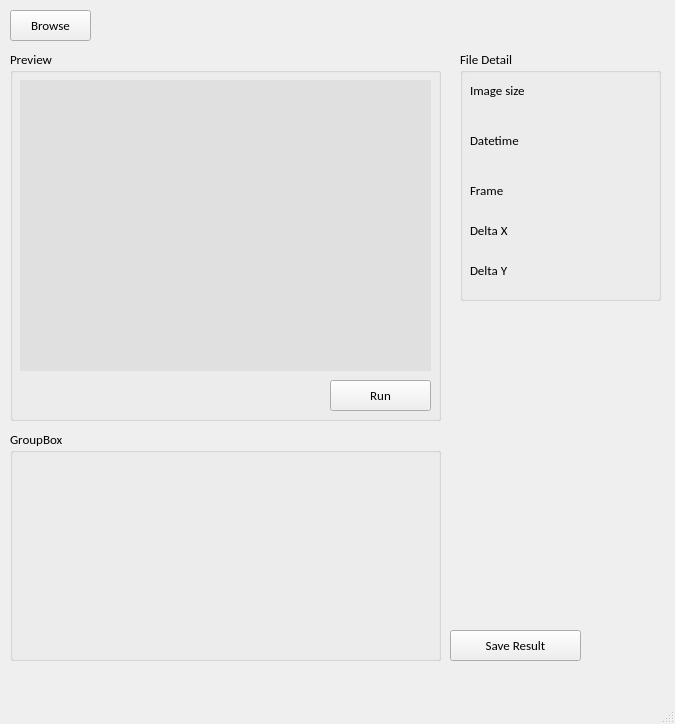
doraduan12/Speckle_Tracking, file main.ui: the form before one commit.
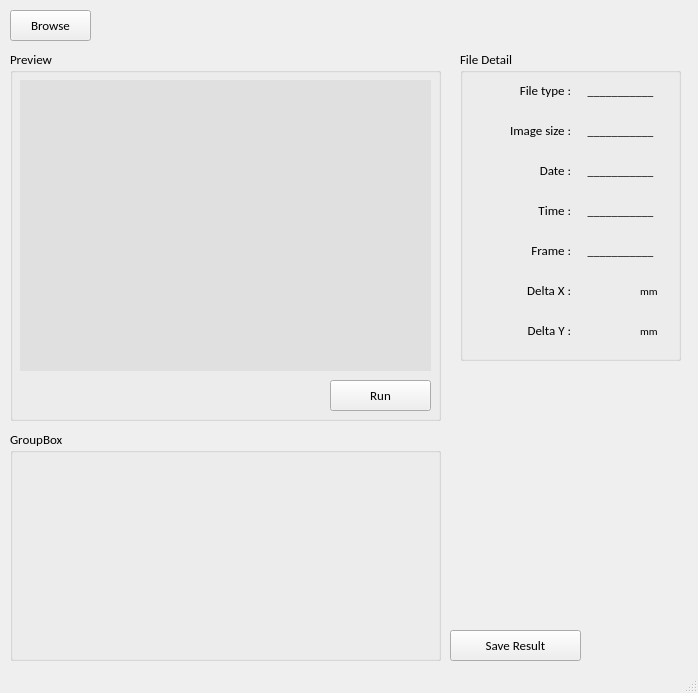
The form after the commit.

Commit message:
20200301 12:36 1. 完成檔案讀取 2. 連接 Run Button
TODO
1. 讀取錯誤的 message box
2. Run 內容
3. pyqt5 死雞問題

What changed in the file:
```diff
--- a/main.ui
+++ b/main.ui
@@ -6,8 +6,8 @@
    <rect>
     <x>0</x>
     <y>0</y>
-    <width>675</width>
-    <height>724</height>
+    <width>698</width>
+    <height>693</height>
    </rect>
   </property>
   <property name="windowTitle">
@@ -38,7 +38,7 @@
      <rect>
       <x>100</x>
       <y>10</y>
-      <width>551</width>
+      <width>581</width>
       <height>31</height>
      </rect>
     </property>
@@ -56,8 +56,8 @@
      <rect>
       <x>460</x>
       <y>50</y>
-      <width>201</width>
-      <height>251</height>
+      <width>221</width>
+      <height>311</height>
      </rect>
     </property>
     <property name="font">
@@ -73,155 +73,71 @@
      <property name="geometry">
       <rect>
        <x>10</x>
-       <y>30</y>
-       <width>81</width>
-       <height>21</height>
-      </rect>
-     </property>
-     <property name="text">
-      <string>Image size</string>
-     </property>
-     <property name="textFormat">
-      <enum>Qt::AutoText</enum>
-     </property>
-     <property name="alignment">
-      <set>Qt::AlignLeading|Qt::AlignLeft|Qt::AlignVCenter</set>
-     </property>
-    </widget>
-    <widget class="QTextBrowser" name="textBrowser_image_size">
-     <property name="geometry">
-      <rect>
-       <x>90</x>
-       <y>30</y>
-       <width>91</width>
-       <height>21</height>
-      </rect>
-     </property>
-     <property name="font">
-      <font>
-       <pointsize>9</pointsize>
-      </font>
-     </property>
-     <property name="styleSheet">
-      <string notr="true">background-color: rgba(255, 255, 255, 0);</string>
-     </property>
-     <property name="inputMethodHints">
-      <set>Qt::ImhMultiLine</set>
-     </property>
-     <property name="verticalScrollBarPolicy">
-      <enum>Qt::ScrollBarAlwaysOff</enum>
-     </property>
-     <property name="horizontalScrollBarPolicy">
-      <enum>Qt::ScrollBarAlwaysOff</enum>
-     </property>
-    </widget>
-    <widget class="QTextBrowser" name="textBrowser_datetime">
-     <property name="geometry">
-      <rect>
-       <x>90</x>
        <y>70</y>
-       <width>91</width>
-       <height>41</height>
+       <width>101</width>
+       <height>21</height>
       </rect>
      </property>
-     <property name="font">
-      <font>
-       <pointsize>9</pointsize>
-      </font>
+     <property name="text">
+      <string>Image size :</string>
      </property>
-     <property name="styleSheet">
-      <string notr="true">background-color: rgba(255, 255, 255, 0);</string>
+     <property name="textFormat">
+      <enum>Qt::AutoText</enum>
      </property>
-     <property name="inputMethodHints">
-      <set>Qt::ImhMultiLine</set>
-     </property>
-     <property name="verticalScrollBarPolicy">
-      <enum>Qt::ScrollBarAlwaysOff</enum>
-     </property>
-     <property name="horizontalScrollBarPolicy">
-      <enum>Qt::ScrollBarAlwaysOff</enum>
+     <property name="alignment">
+      <set>Qt::AlignRight|Qt::AlignTrailing|Qt::AlignVCenter</set>
      </property>
     </widget>
     <widget class="QLabel" name="label_datetime">
      <property name="geometry">
       <rect>
        <x>10</x>
-       <y>80</y>
-       <width>81</width>
+       <y>110</y>
+       <width>101</width>
        <height>21</height>
       </rect>
      </property>
      <property name="text">
-      <string>Datetime</string>
+      <string>Date :</string>
      </property>
      <property name="textFormat">
       <enum>Qt::AutoText</enum>
      </property>
      <property name="alignment">
-      <set>Qt::AlignLeading|Qt::AlignLeft|Qt::AlignVCenter</set>
+      <set>Qt::AlignRight|Qt::AlignTrailing|Qt::AlignVCenter</set>
      </property>
     </widget>
     <widget class="QLabel" name="label_frame">
      <property name="geometry">
       <rect>
        <x>10</x>
-       <y>130</y>
-       <width>81</width>
+       <y>190</y>
+       <width>101</width>
        <height>21</height>
       </rect>
      </property>
      <property name="text">
-      <string>Frame</string>
+      <string>Frame :</string>
      </property>
      <property name="textFormat">
       <enum>Qt::AutoText</enum>
      </property>
      <property name="alignment">
-      <set>Qt::AlignLeading|Qt::AlignLeft|Qt::AlignVCenter</set>
-     </property>
-    </widget>
-    <widget class="QTextBrowser" name="textBrowser_frame">
-     <property name="geometry">
-      <rect>
-       <x>90</x>
-       <y>130</y>
-       <width>91</width>
-       <height>21</height>
-      </rect>
-     </property>
-     <property name="font">
-      <font>
-       <pointsize>9</pointsize>
-      </font>
-     </property>
-     <property name="styleSheet">
-      <string notr="true">background-color: rgba(255, 255, 255, 0);</string>
-     </property>
-     <property name="inputMethodHints">
-      <set>Qt::ImhMultiLine</set>
-     </property>
-     <property name="verticalScrollBarPolicy">
-      <enum>Qt::ScrollBarAlwaysOff</enum>
-     </property>
-     <property name="horizontalScrollBarPolicy">
-      <enum>Qt::ScrollBarAlwaysOff</enum>
-     </property>
-     <property name="readOnly">
-      <bool>true</bool>
+      <set>Qt::AlignRight|Qt::AlignTrailing|Qt::AlignVCenter</set>
      </property>
     </widget>
     <widget class="QTextBrowser" name="textBrowser_delta_x">
      <property name="geometry">
       <rect>
-       <x>90</x>
-       <y>170</y>
-       <width>91</width>
+       <x>120</x>
+       <y>230</y>
+       <width>51</width>
        <height>21</height>
       </rect>
      </property>
      <property name="font">
       <font>
-       <pointsize>9</pointsize>
+       <pointsize>8</pointsize>
       </font>
      </property>
      <property name="styleSheet">
@@ -244,33 +160,33 @@
      <property name="geometry">
       <rect>
        <x>10</x>
-       <y>170</y>
-       <width>81</width>
+       <y>230</y>
+       <width>101</width>
        <height>21</height>
       </rect>
      </property>
      <property name="text">
-      <string>Delta X</string>
+      <string>Delta X :</string>
      </property>
      <property name="textFormat">
       <enum>Qt::AutoText</enum>
      </property>
      <property name="alignment">
-      <set>Qt::AlignLeading|Qt::AlignLeft|Qt::AlignVCenter</set>
+      <set>Qt::AlignRight|Qt::AlignTrailing|Qt::AlignVCenter</set>
      </property>
     </widget>
     <widget class="QTextBrowser" name="textBrowser_delta_y">
      <property name="geometry">
       <rect>
-       <x>90</x>
-       <y>210</y>
-       <width>91</width>
+       <x>120</x>
+       <y>270</y>
+       <width>51</width>
        <height>21</height>
       </rect>
      </property>
      <property name="font">
       <font>
-       <pointsize>9</pointsize>
+       <pointsize>8</pointsize>
       </font>
      </property>
      <property name="styleSheet">
@@ -293,13 +209,244 @@
      <property name="geometry">
       <rect>
        <x>10</x>
-       <y>210</y>
+       <y>270</y>
+       <width>101</width>
+       <height>21</height>
+      </rect>
+     </property>
+     <property name="text">
+      <string>Delta Y :</string>
+     </property>
+     <property name="textFormat">
+      <enum>Qt::AutoText</enum>
+     </property>
+     <property name="alignment">
+      <set>Qt::AlignRight|Qt::AlignTrailing|Qt::AlignVCenter</set>
+     </property>
+    </widget>
+    <widget class="QLabel" name="label_time">
+     <property name="geometry">
+      <rect>
+       <x>10</x>
+       <y>150</y>
+       <width>101</width>
+       <height>21</height>
+      </rect>
+     </property>
+     <property name="text">
+      <string>Time :</string>
+     </property>
+     <property name="textFormat">
+      <enum>Qt::AutoText</enum>
+     </property>
+     <property name="alignment">
+      <set>Qt::AlignRight|Qt::AlignTrailing|Qt::AlignVCenter</set>
+     </property>
+    </widget>
+    <widget class="QLabel" name="label_image_size_show">
+     <property name="geometry">
+      <rect>
+       <x>120</x>
+       <y>70</y>
        <width>81</width>
        <height>21</height>
       </rect>
      </property>
+     <property name="font">
+      <font>
+       <family>Calibri</family>
+       <pointsize>9</pointsize>
+       <underline>false</underline>
+      </font>
+     </property>
+     <property name="styleSheet">
+      <string notr="true"/>
+     </property>
      <property name="text">
-      <string>Delta Y</string>
+      <string>___________</string>
+     </property>
+     <property name="textFormat">
+      <enum>Qt::AutoText</enum>
+     </property>
+     <property name="alignment">
+      <set>Qt::AlignCenter</set>
+     </property>
+    </widget>
+    <widget class="QLabel" name="label_date_show">
+     <property name="geometry">
+      <rect>
+       <x>120</x>
+       <y>110</y>
+       <width>81</width>
+       <height>21</height>
+      </rect>
+     </property>
+     <property name="font">
+      <font>
+       <family>Calibri</family>
+       <pointsize>9</pointsize>
+       <underline>false</underline>
+      </font>
+     </property>
+     <property name="styleSheet">
+      <string notr="true"/>
+     </property>
+     <property name="text">
+      <string>___________</string>
+     </property>
+     <property name="textFormat">
+      <enum>Qt::AutoText</enum>
+     </property>
+     <property name="alignment">
+      <set>Qt::AlignCenter</set>
+     </property>
+    </widget>
+    <widget class="QLabel" name="label_time_show">
+     <property name="geometry">
+      <rect>
+       <x>120</x>
+       <y>150</y>
+       <width>81</width>
+       <height>21</height>
+      </rect>
+     </property>
+     <property name="font">
+      <font>
+       <family>Calibri</family>
+       <pointsize>9</pointsize>
+       <underline>false</underline>
+      </font>
+     </property>
+     <property name="styleSheet">
+      <string notr="true"/>
+     </property>
+     <property name="text">
+      <string>___________</string>
+     </property>
+     <property name="textFormat">
+      <enum>Qt::AutoText</enum>
+     </property>
+     <property name="alignment">
+      <set>Qt::AlignCenter</set>
+     </property>
+    </widget>
+    <widget class="QLabel" name="label_frame_show">
+     <property name="geometry">
+      <rect>
+       <x>120</x>
+       <y>190</y>
+       <width>81</width>
+       <height>21</height>
+      </rect>
+     </property>
+     <property name="font">
+      <font>
+       <family>Calibri</family>
+       <pointsize>9</pointsize>
+       <underline>false</underline>
+      </font>
+     </property>
+     <property name="styleSheet">
+      <string notr="true"/>
+     </property>
+     <property name="text">
+      <string>___________</string>
+     </property>
+     <property name="textFormat">
+      <enum>Qt::AutoText</enum>
+     </property>
+     <property name="alignment">
+      <set>Qt::AlignCenter</set>
+     </property>
+    </widget>
+    <widget class="QLabel" name="label_filetype_show">
+     <property name="geometry">
+      <rect>
+       <x>120</x>
+       <y>30</y>
+       <width>81</width>
+       <height>21</height>
+      </rect>
+     </property>
+     <property name="font">
+      <font>
+       <family>Calibri</family>
+       <pointsize>9</pointsize>
+       <underline>false</underline>
+      </font>
+     </property>
+     <property name="styleSheet">
+      <string notr="true"/>
+     </property>
+     <property name="text">
+      <string>___________</string>
+     </property>
+     <property name="textFormat">
+      <enum>Qt::AutoText</enum>
+     </property>
+     <property name="alignment">
+      <set>Qt::AlignCenter</set>
+     </property>
+    </widget>
+    <widget class="QLabel" name="label_filetype">
+     <property name="geometry">
+      <rect>
+       <x>10</x>
+       <y>30</y>
+       <width>101</width>
+       <height>21</height>
+      </rect>
+     </property>
+     <property name="text">
+      <string>File type :</string>
+     </property>
+     <property name="textFormat">
+      <enum>Qt::AutoText</enum>
+     </property>
+     <property name="alignment">
+      <set>Qt::AlignRight|Qt::AlignTrailing|Qt::AlignVCenter</set>
+     </property>
+    </widget>
+    <widget class="QLabel" name="label_mm1">
+     <property name="geometry">
+      <rect>
+       <x>180</x>
+       <y>230</y>
+       <width>31</width>
+       <height>21</height>
+      </rect>
+     </property>
+     <property name="font">
+      <font>
+       <pointsize>8</pointsize>
+      </font>
+     </property>
+     <property name="text">
+      <string>mm</string>
+     </property>
+     <property name="textFormat">
+      <enum>Qt::AutoText</enum>
+     </property>
+     <property name="alignment">
+      <set>Qt::AlignLeading|Qt::AlignLeft|Qt::AlignVCenter</set>
+     </property>
+    </widget>
+    <widget class="QLabel" name="label_mm2">
+     <property name="geometry">
+      <rect>
+       <x>180</x>
+       <y>270</y>
+       <width>31</width>
+       <height>21</height>
+      </rect>
+     </property>
+     <property name="font">
+      <font>
+       <pointsize>8</pointsize>
+      </font>
+     </property>
+     <property name="text">
+      <string>mm</string>
      </property>
      <property name="textFormat">
       <enum>Qt::AutoText</enum>
```
Left out of the diff: 23 changed lines with no effect on the pictures. The commit also changes 6 other files.
